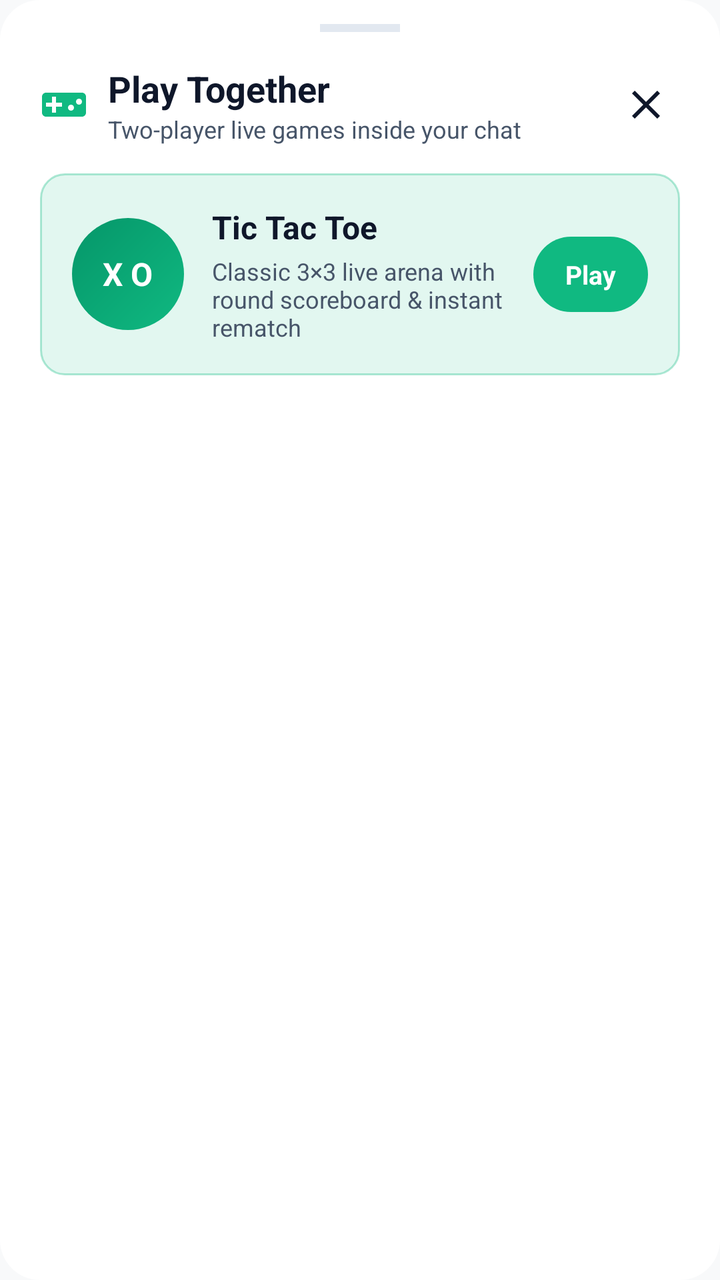
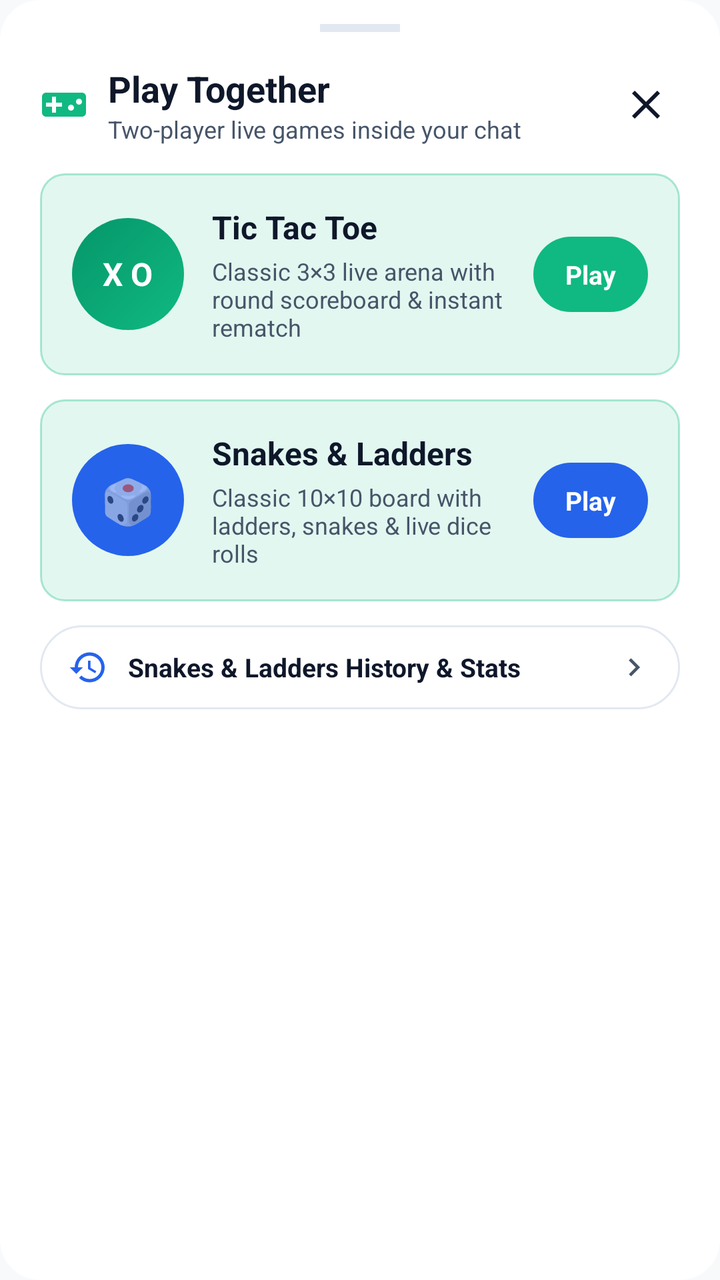

The first picture is an Android layout as it rendered before a commit; the second is the same layout after the commit. The layout source and the unified diff follow.
<!-- AndroidManifest.xml: application theme Theme.Zez -->
<!-- res/layout/dialog_games_picker.xml -->
<?xml version="1.0" encoding="utf-8"?>
<LinearLayout xmlns:android="http://schemas.android.com/apk/res/android"
    xmlns:app="http://schemas.android.com/apk/res-auto"
    android:layout_width="match_parent"
    android:layout_height="wrap_content"
    android:orientation="vertical"
    android:paddingHorizontal="20dp"
    android:paddingTop="12dp"
    android:paddingBottom="28dp"
    android:background="@drawable/bg_bottom_sheet">

    <View
        android:layout_width="40dp"
        android:layout_height="4dp"
        android:layout_gravity="center_horizontal"
        android:layout_marginBottom="16dp"
        android:background="?attr/colorThemeBorder" />

    <LinearLayout
        android:layout_width="match_parent"
        android:layout_height="wrap_content"
        android:orientation="horizontal"
        android:gravity="center_vertical"
        android:layout_marginBottom="14dp">

        <ImageView
            android:layout_width="24dp"
            android:layout_height="24dp"
            android:src="@drawable/ic_games"
            app:tint="#10B981"
            android:layout_marginEnd="10dp" />

        <LinearLayout
            android:layout_width="0dp"
            android:layout_height="wrap_content"
            android:layout_weight="1"
            android:orientation="vertical">

            <TextView
                android:layout_width="wrap_content"
                android:layout_height="wrap_content"
                android:text="Play Together"
                android:textSize="18sp"
                android:textStyle="bold"
                android:textColor="?attr/colorThemeTextPrimary" />

            <TextView
                android:layout_width="wrap_content"
                android:layout_height="wrap_content"
                android:text="Two-player live games inside your chat"
                android:textSize="12sp"
                android:textColor="?attr/colorThemeTextSecondary" />
        </LinearLayout>

        <ImageButton
            android:id="@+id/btn_games_close"
            android:layout_width="34dp"
            android:layout_height="34dp"
            android:background="?attr/selectableItemBackgroundBorderless"
            android:src="@drawable/ic_close"
            app:tint="?attr/colorThemeTextPrimary"
            android:contentDescription="Close" />
    </LinearLayout>

    
    <LinearLayout
        android:id="@+id/card_game_tictactoe"
        android:layout_width="match_parent"
        android:layout_height="wrap_content"
        android:orientation="horizontal"
        android:gravity="center_vertical"
        android:padding="16dp"
        android:background="@drawable/bg_game_invite_card"
        android:clickable="true"
        android:focusable="true">

        
        <LinearLayout
            android:layout_width="56dp"
            android:layout_height="56dp"
            android:background="@drawable/bg_attach_circle_games"
            android:gravity="center"
            android:orientation="vertical">

            <TextView
                android:layout_width="wrap_content"
                android:layout_height="wrap_content"
                android:text="X O"
                android:textSize="16sp"
                android:textStyle="bold"
                android:textColor="@android:color/white" />
        </LinearLayout>

        <LinearLayout
            android:layout_width="0dp"
            android:layout_height="wrap_content"
            android:layout_weight="1"
            android:layout_marginStart="14dp"
            android:layout_marginEnd="10dp"
            android:orientation="vertical">

            <TextView
                android:layout_width="wrap_content"
                android:layout_height="wrap_content"
                android:text="Tic Tac Toe"
                android:textSize="16sp"
                android:textStyle="bold"
                android:textColor="?attr/colorThemeTextPrimary" />

            <TextView
                android:layout_width="wrap_content"
                android:layout_height="wrap_content"
                android:layout_marginTop="3dp"
                android:text="Classic 3×3 live arena with round scoreboard &amp; instant rematch"
                android:textSize="12sp"
                android:textColor="?attr/colorThemeTextSecondary" />
        </LinearLayout>

        <TextView
            android:id="@+id/btn_invite_tictactoe"
            android:layout_width="wrap_content"
            android:layout_height="wrap_content"
            android:paddingHorizontal="16dp"
            android:paddingVertical="10dp"
            android:background="@drawable/bg_pill_badge"
            android:backgroundTint="#10B981"
            android:text="Play"
            android:textSize="13sp"
            android:textStyle="bold"
            android:textColor="@android:color/white" />
    </LinearLayout>

</LinearLayout>
<!-- resources referenced by this layout -->
<resources>
  <!-- drawable bg_attach_circle_games (drawable) -->
  <?xml version="1.0" encoding="utf-8"?>
  <shape xmlns:android="http://schemas.android.com/apk/res/android"
      android:shape="oval">
      <gradient
          android:angle="135"
          android:startColor="#10B981"
          android:endColor="#059669" />
  </shape>
  <!-- drawable bg_bottom_sheet (drawable) -->
  <?xml version="1.0" encoding="utf-8"?>
  <shape xmlns:android="http://schemas.android.com/apk/res/android"
      android:shape="rectangle">
      <solid android:color="?attr/colorThemeSurface" />
      <corners
          android:topLeftRadius="20dp"
          android:topRightRadius="20dp"
          android:bottomLeftRadius="20dp"
          android:bottomRightRadius="20dp" />
  </shape>
  <!-- drawable bg_game_invite_card (drawable) -->
  <?xml version="1.0" encoding="utf-8"?>
  <shape xmlns:android="http://schemas.android.com/apk/res/android"
      android:shape="rectangle">
      <solid android:color="#1F10B981" />
      <corners android:radius="12dp" />
      <stroke
          android:width="1dp"
          android:color="#5510B981" />
  </shape>
  <!-- drawable bg_pill_badge (drawable) -->
  <?xml version="1.0" encoding="utf-8"?>
  <shape xmlns:android="http://schemas.android.com/apk/res/android"
      android:shape="rectangle">
      <solid android:color="?attr/colorThemeBorder" />
      <corners android:radius="100dp" />
  </shape>
  <!-- drawable ic_close (drawable) -->
  <vector xmlns:android="http://schemas.android.com/apk/res/android"
      android:width="24dp"
      android:height="24dp"
      android:viewportWidth="24"
      android:viewportHeight="24">
    <path
        android:fillColor="@android:color/white"
        android:pathData="M19,6.41L17.59,5 12,10.59 6.41,5 5,6.41 10.59,12 5,17.59 6.41,19 12,13.41 17.59,19 19,17.59 13.41,12z"/>
  </vector>
  <color name="primary">#2563EB</color>
  <color name="primary_dark">#1D4ED8</color>
  <color name="accent">#3B82F6</color>
  <color name="theme_background">#F8F9FA</color>
  <color name="theme_surface">#FFFFFF</color>
  <color name="theme_surface_variant">#F1F3F5</color>
  <color name="theme_border">#E2E8F0</color>
  <color name="theme_divider">#E2E8F0</color>
  <color name="theme_text_primary">#0F172A</color>
  <color name="theme_text_secondary">#475569</color>
  <color name="theme_text_muted">#94A3B8</color>
  <color name="theme_icon_tint">#475569</color>
  <!-- unchanged entries left out for length: 2 -->
</resources>

<!-- the commit's change to res/layout/dialog_games_picker.xml (unified diff, before → after) -->
@@ -130,4 +130,108 @@
             android:textColor="@android:color/white" />
     </LinearLayout>
 
+    
+    <LinearLayout
+        android:id="@+id/card_game_snakes_ladders"
+        android:layout_width="match_parent"
+        android:layout_height="wrap_content"
+        android:layout_marginTop="12dp"
+        android:orientation="horizontal"
+        android:gravity="center_vertical"
+        android:padding="16dp"
+        android:background="@drawable/bg_game_invite_card"
+        android:clickable="true"
+        android:focusable="true">
+
+        <LinearLayout
+            android:layout_width="56dp"
+            android:layout_height="56dp"
+            android:background="@drawable/bg_attach_circle_games"
+            android:backgroundTint="#2563EB"
+            android:gravity="center"
+            android:orientation="vertical">
+
+            <TextView
+                android:layout_width="wrap_content"
+                android:layout_height="wrap_content"
+                android:text="🎲"
+                android:textSize="22sp" />
+        </LinearLayout>
+
+        <LinearLayout
+            android:layout_width="0dp"
+            android:layout_height="wrap_content"
+            android:layout_weight="1"
+            android:layout_marginStart="14dp"
+            android:layout_marginEnd="10dp"
+            android:orientation="vertical">
+
+            <TextView
+                android:layout_width="wrap_content"
+                android:layout_height="wrap_content"
+                android:text="Snakes &amp; Ladders"
+                android:textSize="16sp"
+                android:textStyle="bold"
+                android:textColor="?attr/colorThemeTextPrimary" />
+
+            <TextView
+                android:layout_width="wrap_content"
+                android:layout_height="wrap_content"
+                android:layout_marginTop="3dp"
+                android:text="Classic 10×10 board with ladders, snakes &amp; live dice rolls"
+                android:textSize="12sp"
+                android:textColor="?attr/colorThemeTextSecondary" />
+        </LinearLayout>
+
+        <TextView
+            android:id="@+id/btn_invite_snakes_ladders"
+            android:layout_width="wrap_content"
+            android:layout_height="wrap_content"
+            android:paddingHorizontal="16dp"
+            android:paddingVertical="10dp"
+            android:background="@drawable/bg_pill_badge"
+            android:backgroundTint="#2563EB"
+            android:text="Play"
+            android:textSize="13sp"
+            android:textStyle="bold"
+            android:textColor="@android:color/white" />
+    </LinearLayout>
+
+    
+    <LinearLayout
+        android:id="@+id/btn_games_sl_history"
+        android:layout_width="match_parent"
+        android:layout_height="wrap_content"
+        android:layout_marginTop="12dp"
+        android:orientation="horizontal"
+        android:gravity="center_vertical"
+        android:paddingHorizontal="14dp"
+        android:paddingVertical="11dp"
+        android:background="@drawable/bg_search_input"
+        android:clickable="true"
+        android:focusable="true">
+
+        <ImageView
+            android:layout_width="20dp"
+            android:layout_height="20dp"
+            android:src="@drawable/ic_history"
+            app:tint="?attr/colorThemePrimary" />
+
+        <TextView
+            android:layout_width="0dp"
+            android:layout_height="wrap_content"
+            android:layout_weight="1"
+            android:layout_marginStart="10dp"
+            android:text="Snakes &amp; Ladders History &amp; Stats"
+            android:textSize="13sp"
+            android:textStyle="bold"
+            android:textColor="?attr/colorThemeTextPrimary" />
+
+        <ImageView
+            android:layout_width="18dp"
+            android:layout_height="18dp"
+            android:src="@drawable/ic_chevron_right"
+            app:tint="?attr/colorThemeTextSecondary" />
+    </LinearLayout>
+
 </LinearLayout>
<!-- resource entries referenced after the edit -->
@@ -37,6 +37,26 @@
       <solid android:color="?attr/colorThemeBorder" />
       <corners android:radius="100dp" />
   </shape>
+  <!-- drawable bg_search_input (drawable) -->
+  <?xml version="1.0" encoding="utf-8"?>
+  <shape xmlns:android="http://schemas.android.com/apk/res/android"
+      android:shape="rectangle">
+      <corners android:radius="22dp" />
+      <solid android:color="?attr/colorThemeSurface" />
+      <stroke
+          android:width="1dp"
+          android:color="?attr/colorThemeBorder" />
+  </shape>
+  <!-- drawable ic_chevron_right (drawable) -->
+  <vector xmlns:android="http://schemas.android.com/apk/res/android"
+      android:width="24dp"
+      android:height="24dp"
+      android:viewportWidth="24"
+      android:viewportHeight="24">
+      <path
+          android:fillColor="@color/theme_icon_tint"
+          android:pathData="M8.59,16.59L13.17,12L8.59,7.41L10,6l6,6l-6,6L8.59,16.59z"/>
+  </vector>
   <!-- drawable ic_close (drawable) -->
   <vector xmlns:android="http://schemas.android.com/apk/res/android"
       android:width="24dp"
@@ -46,6 +66,16 @@
     <path
         android:fillColor="@android:color/white"
         android:pathData="M19,6.41L17.59,5 12,10.59 6.41,5 5,6.41 10.59,12 5,17.59 6.41,19 12,13.41 17.59,19 19,17.59 13.41,12z"/>
+  </vector>
+  <!-- drawable ic_history (drawable) -->
+  <vector xmlns:android="http://schemas.android.com/apk/res/android"
+      android:width="24dp"
+      android:height="24dp"
+      android:viewportWidth="24"
+      android:viewportHeight="24">
+    <path
+        android:fillColor="#FFFFFFFF"
+        android:pathData="M13,3a9,9 0,0 0,-9 9H1l3.89,3.89 0.07,0.14L9,12H6c0,-3.87 3.13,-7 7,-7s7,3.13 7,7 -3.13,7 -7,7c-1.93,0 -3.68,-0.79 -4.94,-2.06l-1.42,1.42A8.954,8.954 0,0 0,13 21a9,9 0,0 0,9 -9 9,9 0,0 0,-9 -9zM12,8v5l4.28,2.54 0.72,-1.21 -3.5,-2.08V8H12z"/>
   </vector>
   <color name="primary">#2563EB</color>
   <color name="primary_dark">#1D4ED8</color>
